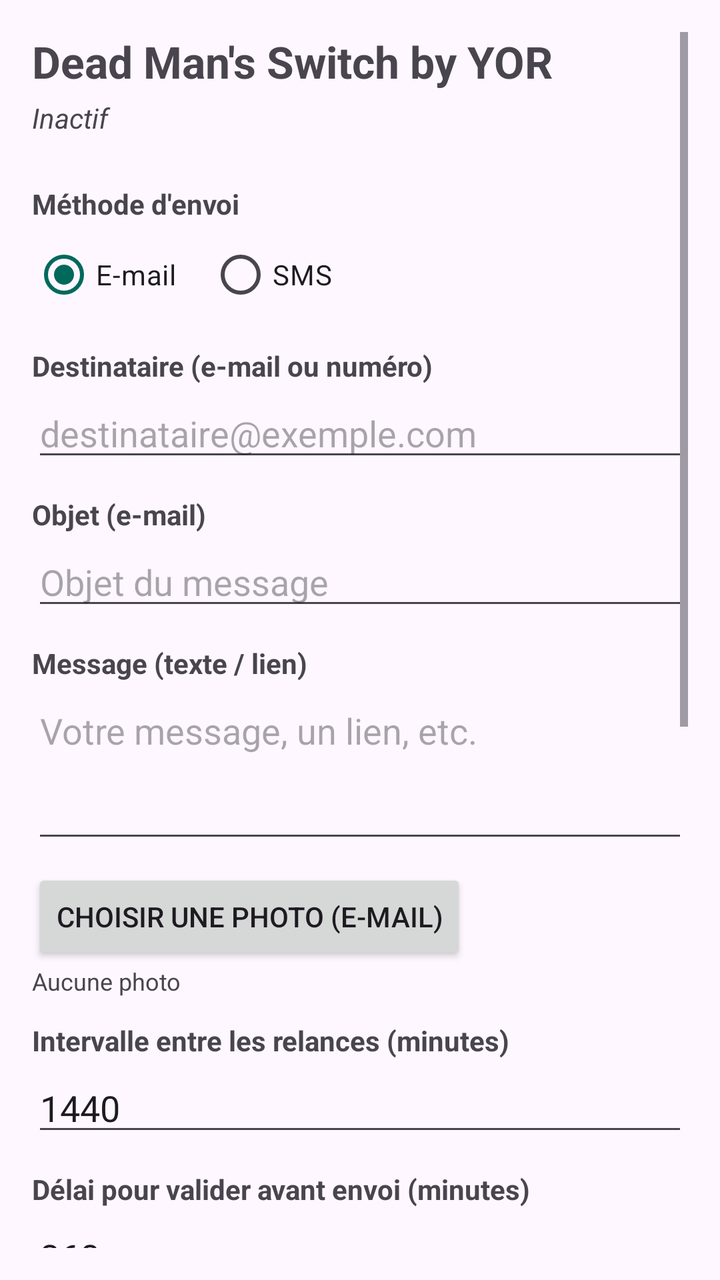
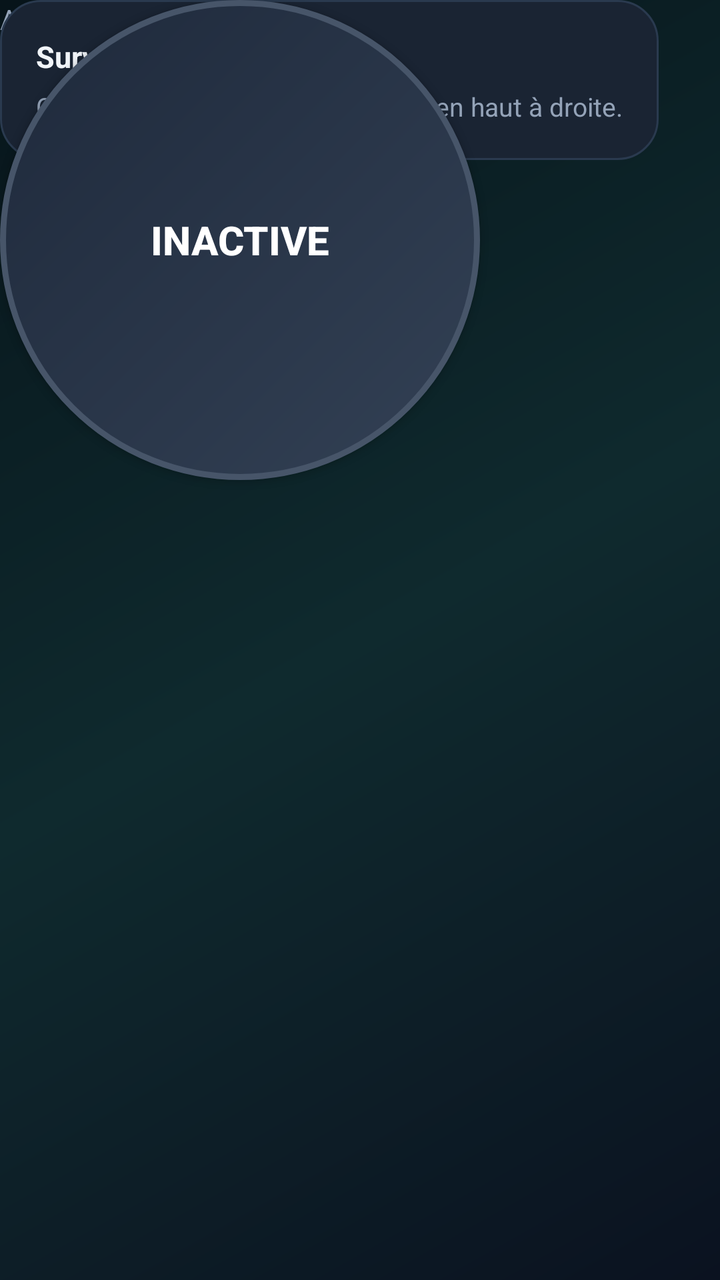

Before-and-after screenshots of an Android layout around one commit, followed by the original layout XML and the change that was made.
<!-- AndroidManifest.xml: application theme Theme.Veille -->
<!-- res/layout/activity_main.xml -->
<?xml version="1.0" encoding="utf-8"?>
<ScrollView xmlns:android="http://schemas.android.com/apk/res/android"
    android:layout_width="match_parent"
    android:layout_height="match_parent"
    android:fillViewport="true"
    android:padding="16dp">

    <LinearLayout
        android:layout_width="match_parent"
        android:layout_height="wrap_content"
        android:orientation="vertical">

        <TextView
            android:layout_width="match_parent"
            android:layout_height="wrap_content"
            android:text="Dead Man\'s Switch by YOR"
            android:textSize="22sp"
            android:textStyle="bold"
            android:paddingBottom="4dp" />

        <TextView
            android:id="@+id/statusView"
            android:layout_width="match_parent"
            android:layout_height="wrap_content"
            android:text="Inactif"
            android:paddingBottom="12dp"
            android:textStyle="italic" />

        <TextView style="@style/Label" android:text="Méthode d'envoi" />
        <RadioGroup
            android:id="@+id/methodGroup"
            android:layout_width="match_parent"
            android:layout_height="wrap_content"
            android:orientation="horizontal">
            <RadioButton android:id="@+id/radioEmail"
                android:layout_width="wrap_content"
                android:layout_height="wrap_content"
                android:text="E-mail" android:checked="true" />
            <RadioButton android:id="@+id/radioSms"
                android:layout_width="wrap_content"
                android:layout_height="wrap_content"
                android:text="SMS"
                android:layout_marginStart="16dp" />
        </RadioGroup>

        <TextView style="@style/Label" android:text="Destinataire (e-mail ou numéro)" />
        <EditText android:id="@+id/recipient"
            android:layout_width="match_parent"
            android:layout_height="wrap_content"
            android:inputType="textEmailAddress"
            android:hint="destinataire@exemple.com" />

        <TextView style="@style/Label" android:text="Objet (e-mail)" />
        <EditText android:id="@+id/subject"
            android:layout_width="match_parent"
            android:layout_height="wrap_content"
            android:inputType="text"
            android:hint="Objet du message" />

        <TextView style="@style/Label" android:text="Message (texte / lien)" />
        <EditText android:id="@+id/messageText"
            android:layout_width="match_parent"
            android:layout_height="wrap_content"
            android:minLines="3"
            android:gravity="top"
            android:inputType="textMultiLine"
            android:hint="Votre message, un lien, etc." />

        <Button android:id="@+id/pickPhoto"
            android:layout_width="wrap_content"
            android:layout_height="wrap_content"
            android:layout_marginTop="8dp"
            android:text="Choisir une photo (e-mail)" />
        <TextView android:id="@+id/photoLabel"
            android:layout_width="match_parent"
            android:layout_height="wrap_content"
            android:text="Aucune photo"
            android:textSize="12sp" />

        <TextView style="@style/Label" android:text="Intervalle entre les relances (minutes)" />
        <EditText android:id="@+id/interval"
            android:layout_width="match_parent"
            android:layout_height="wrap_content"
            android:inputType="number"
            android:text="1440" />

        <TextView style="@style/Label" android:text="Délai pour valider avant envoi (minutes)" />
        <EditText android:id="@+id/grace"
            android:layout_width="match_parent"
            android:layout_height="wrap_content"
            android:inputType="number"
            android:text="360" />

        <LinearLayout android:id="@+id/smtpBlock"
            android:layout_width="match_parent"
            android:layout_height="wrap_content"
            android:orientation="vertical">

            <TextView style="@style/Label" android:text="Serveur SMTP" />
            <EditText android:id="@+id/smtpHost"
                android:layout_width="match_parent"
                android:layout_height="wrap_content"
                android:inputType="textUri"
                android:text="smtp.gmail.com" />

            <TextView style="@style/Label" android:text="Port SMTP (587 = TLS, 465 = SSL)" />
            <EditText android:id="@+id/smtpPort"
                android:layout_width="match_parent"
                android:layout_height="wrap_content"
                android:inputType="number"
                android:text="587" />

            <TextView style="@style/Label" android:text="Identifiant SMTP (votre e-mail)" />
            <EditText android:id="@+id/smtpUser"
                android:layout_width="match_parent"
                android:layout_height="wrap_content"
                android:inputType="textEmailAddress"
                android:hint="vous@gmail.com" />

            <TextView style="@style/Label" android:text="Mot de passe d'application SMTP" />
            <EditText android:id="@+id/smtpPass"
                android:layout_width="match_parent"
                android:layout_height="wrap_content"
                android:inputType="textPassword"
                android:hint="mot de passe d'application" />
        </LinearLayout>

        <Button android:id="@+id/saveBtn"
            android:layout_width="match_parent"
            android:layout_height="wrap_content"
            android:layout_marginTop="16dp"
            android:text="Enregistrer" />

        <Button android:id="@+id/toggleBtn"
            android:layout_width="match_parent"
            android:layout_height="wrap_content"
            android:layout_marginTop="8dp"
            android:text="Activer la veille" />

        <Button android:id="@+id/testBtn"
            android:layout_width="match_parent"
            android:layout_height="wrap_content"
            android:layout_marginTop="8dp"
            android:text="Tester l'envoi maintenant" />

    </LinearLayout>
</ScrollView>
<!-- resources referenced by this layout -->
<resources>
  <style name="Label">
          <item name="android:layout_width">match_parent</item>
          <item name="android:layout_height">wrap_content</item>
          <item name="android:textStyle">bold</item>
          <item name="android:paddingTop">12dp</item>
          <item name="android:paddingBottom">2dp</item>
      </style>
  <style name="Theme.Veille" parent="Theme.Material3.DayNight.NoActionBar">
          <item name="colorPrimary">@color/teal</item>
          <item name="colorPrimaryVariant">@color/teal_dark</item>
      </style>
  <color name="teal">#00695C</color>
  <color name="teal_dark">#003D33</color>
</resources>

<!-- the commit's change to res/layout/activity_main.xml (unified diff, before → after) -->
@@ -1,147 +1,108 @@
 <?xml version="1.0" encoding="utf-8"?>
-<ScrollView xmlns:android="http://schemas.android.com/apk/res/android"
+<androidx.constraintlayout.widget.ConstraintLayout
+    xmlns:android="http://schemas.android.com/apk/res/android"
+    xmlns:app="http://schemas.android.com/apk/res/auto"
     android:layout_width="match_parent"
     android:layout_height="match_parent"
-    android:fillViewport="true"
-    android:padding="16dp">
+    android:background="@drawable/bg_gradient">
 
+    
+    <TextView
+        android:id="@+id/appTitle"
+        android:layout_width="0dp"
+        android:layout_height="wrap_content"
+        android:text="Dead Man's Switch"
+        android:textColor="@color/text_primary"
+        android:textSize="20sp"
+        android:textStyle="bold"
+        android:paddingStart="20dp"
+        android:paddingTop="20dp"
+        app:layout_constraintTop_toTopOf="parent"
+        app:layout_constraintStart_toStartOf="parent"
+        app:layout_constraintEnd_toStartOf="@id/settingsBtn" />
+
+    <ImageButton
+        android:id="@+id/settingsBtn"
+        android:layout_width="48dp"
+        android:layout_height="48dp"
+        android:layout_margin="12dp"
+        android:background="?attr/selectableItemBackgroundBorderless"
+        android:src="@drawable/ic_gear"
+        android:contentDescription="Réglages"
+        app:layout_constraintTop_toTopOf="parent"
+        app:layout_constraintEnd_toEndOf="parent" />
+
+    
+    <TextView
+        android:id="@+id/subTitle"
+        android:layout_width="wrap_content"
+        android:layout_height="wrap_content"
+        android:text="by YOR"
+        android:textColor="@color/text_muted"
+        android:textSize="13sp"
+        android:paddingStart="20dp"
+        app:layout_constraintTop_toBottomOf="@id/appTitle"
+        app:layout_constraintStart_toStartOf="parent" />
+
+    
+    <Button
+        android:id="@+id/powerBtn"
+        android:layout_width="240dp"
+        android:layout_height="240dp"
+        android:background="@drawable/circle_off"
+        android:text="INACTIVE"
+        android:textColor="@color/white"
+        android:textSize="20sp"
+        android:textStyle="bold"
+        android:elevation="12dp"
+        app:layout_constraintTop_toTopOf="parent"
+        app:layout_constraintBottom_toBottomOf="parent"
+        app:layout_constraintStart_toStartOf="parent"
+        app:layout_constraintEnd_toEndOf="parent"
+        app:layout_constraintVertical_bias="0.38" />
+
+    <TextView
+        android:id="@+id/hint"
+        android:layout_width="wrap_content"
+        android:layout_height="wrap_content"
+        android:text="Appuyez pour activer la surveillance"
+        android:textColor="@color/text_muted"
+        android:textSize="14sp"
+        android:layout_marginTop="24dp"
+        app:layout_constraintTop_toBottomOf="@id/powerBtn"
+        app:layout_constraintStart_toStartOf="parent"
+        app:layout_constraintEnd_toEndOf="parent" />
+
+    
     <LinearLayout
-        android:layout_width="match_parent"
+        android:id="@+id/statusCard"
+        android:layout_width="0dp"
         android:layout_height="wrap_content"
-        android:orientation="vertical">
+        android:orientation="vertical"
+        android:background="@drawable/card_bg"
+        android:padding="18dp"
+        android:layout_margin="20dp"
+        app:layout_constraintBottom_toBottomOf="parent"
+        app:layout_constraintStart_toStartOf="parent"
+        app:layout_constraintEnd_toEndOf="parent">
 
         <TextView
+            android:id="@+id/statusLine"
             android:layout_width="match_parent"
             android:layout_height="wrap_content"
-            android:text="Dead Man\'s Switch by YOR"
-            android:textSize="22sp"
-            android:textStyle="bold"
-            android:paddingBottom="4dp" />
+            android:text="Surveillance inactive"
+            android:textColor="@color/text_primary"
+            android:textSize="15sp"
+            android:textStyle="bold" />
 
         <TextView
-            android:id="@+id/statusView"
+            android:id="@+id/statusDetail"
             android:layout_width="match_parent"
             android:layout_height="wrap_content"
-            android:text="Inactif"
-            android:paddingBottom="12dp"
-            android:textStyle="italic" />
+            android:layout_marginTop="6dp"
+            android:text="Configurez l'application via la roue en haut à droite."
+            android:textColor="@color/text_muted"
+            android:textSize="13sp" />
+    </LinearLayout>
 
-        <TextView style="@style/Label" android:text="Méthode d'envoi" />
-        <RadioGroup
-            android:id="@+id/methodGroup"
-            android:layout_width="match_parent"
-            android:layout_height="wrap_content"
-            android:orientation="horizontal">
-            <RadioButton android:id="@+id/radioEmail"
-                android:layout_width="wrap_content"
-                android:layout_height="wrap_content"
-                android:text="E-mail" android:checked="true" />
-            <RadioButton android:id="@+id/radioSms"
-                android:layout_width="wrap_content"
-                android:layout_height="wrap_content"
-                android:text="SMS"
-                android:layout_marginStart="16dp" />
-        </RadioGroup>
-
-        <TextView style="@style/Label" android:text="Destinataire (e-mail ou numéro)" />
-        <EditText android:id="@+id/recipient"
-            android:layout_width="match_parent"
-            android:layout_height="wrap_content"
-            android:inputType="textEmailAddress"
-            android:hint="destinataire@exemple.com" />
-
-        <TextView style="@style/Label" android:text="Objet (e-mail)" />
-        <EditText android:id="@+id/subject"
-            android:layout_width="match_parent"
-            android:layout_height="wrap_content"
-            android:inputType="text"
-            android:hint="Objet du message" />
-
-        <TextView style="@style/Label" android:text="Message (texte / lien)" />
-        <EditText android:id="@+id/messageText"
-            android:layout_width="match_parent"
-            android:layout_height="wrap_content"
-            android:minLines="3"
-            android:gravity="top"
-            android:inputType="textMultiLine"
-            android:hint="Votre message, un lien, etc." />
-
-        <Button android:id="@+id/pickPhoto"
-            android:layout_width="wrap_content"
-            android:layout_height="wrap_content"
-            android:layout_marginTop="8dp"
-            android:text="Choisir une photo (e-mail)" />
-        <TextView android:id="@+id/photoLabel"
-            android:layout_width="match_parent"
-            android:layout_height="wrap_content"
-            android:text="Aucune photo"
-            android:textSize="12sp" />
-
-        <TextView style="@style/Label" android:text="Intervalle entre les relances (minutes)" />
-        <EditText android:id="@+id/interval"
-            android:layout_width="match_parent"
-            android:layout_height="wrap_content"
-            android:inputType="number"
-            android:text="1440" />
-
-        <TextView style="@style/Label" android:text="Délai pour valider avant envoi (minutes)" />
-        <EditText android:id="@+id/grace"
-            android:layout_width="match_parent"
-            android:layout_height="wrap_content"
-            android:inputType="number"
-            android:text="360" />
-
-        <LinearLayout android:id="@+id/smtpBlock"
-            android:layout_width="match_parent"
-            android:layout_height="wrap_content"
-            android:orientation="vertical">
-
-            <TextView style="@style/Label" android:text="Serveur SMTP" />
-            <EditText android:id="@+id/smtpHost"
-                android:layout_width="match_parent"
-                android:layout_height="wrap_content"
-                android:inputType="textUri"
-                android:text="smtp.gmail.com" />
-
-            <TextView style="@style/Label" android:text="Port SMTP (587 = TLS, 465 = SSL)" />
-            <EditText android:id="@+id/smtpPort"
-                android:layout_width="match_parent"
-                android:layout_height="wrap_content"
-                android:inputType="number"
-                android:text="587" />
-
-            <TextView style="@style/Label" android:text="Identifiant SMTP (votre e-mail)" />
-            <EditText android:id="@+id/smtpUser"
-                android:layout_width="match_parent"
-                android:layout_height="wrap_content"
-                android:inputType="textEmailAddress"
-                android:hint="vous@gmail.com" />
-
-            <TextView style="@style/Label" android:text="Mot de passe d'application SMTP" />
-            <EditText android:id="@+id/smtpPass"
-                android:layout_width="match_parent"
-                android:layout_height="wrap_content"
-                android:inputType="textPassword"
-                android:hint="mot de passe d'application" />
-        </LinearLayout>
-
-        <Button android:id="@+id/saveBtn"
-            android:layout_width="match_parent"
-            android:layout_height="wrap_content"
-            android:layout_marginTop="16dp"
-            android:text="Enregistrer" />
-
-        <Button android:id="@+id/toggleBtn"
-            android:layout_width="match_parent"
-            android:layout_height="wrap_content"
-            android:layout_marginTop="8dp"
-            android:text="Activer la veille" />
-
-        <Button android:id="@+id/testBtn"
-            android:layout_width="match_parent"
-            android:layout_height="wrap_content"
-            android:layout_marginTop="8dp"
-            android:text="Tester l'envoi maintenant" />
-
-    </LinearLayout>
-</ScrollView>
+</androidx.constraintlayout.widget.ConstraintLayout>
<!-- resource entries referenced after the edit -->
@@ -1,17 +1,57 @@
 <!-- resources referenced by this layout -->
 <resources>
-  <style name="Label">
-          <item name="android:layout_width">match_parent</item>
-          <item name="android:layout_height">wrap_content</item>
-          <item name="android:textStyle">bold</item>
-          <item name="android:paddingTop">12dp</item>
-          <item name="android:paddingBottom">2dp</item>
+  <color name="text_muted">#94A3B8</color>
+  <color name="text_primary">#F1F5F9</color>
+  <color name="white">#FFFFFFFF</color>
+  <!-- drawable bg_gradient (drawable) -->
+  <?xml version="1.0" encoding="utf-8"?>
+  <shape xmlns:android="http://schemas.android.com/apk/res/android"
+      android:shape="rectangle">
+      <gradient
+          android:startColor="#0B1220"
+          android:centerColor="#0F2A2E"
+          android:endColor="#07141A"
+          android:angle="135" />
+  </shape>
+  <!-- drawable card_bg (drawable) -->
+  <?xml version="1.0" encoding="utf-8"?>
+  <shape xmlns:android="http://schemas.android.com/apk/res/android"
+      android:shape="rectangle">
+      <solid android:color="#1A2433" />
+      <corners android:radius="20dp" />
+      <stroke android:width="1dp" android:color="#2A3A4F" />
+  </shape>
+  <!-- drawable circle_off (drawable) -->
+  <?xml version="1.0" encoding="utf-8"?>
+  <shape xmlns:android="http://schemas.android.com/apk/res/android"
+      android:shape="oval">
+      <gradient
+          android:type="linear"
+          android:startColor="#334155"
+          android:endColor="#1E293B"
+          android:angle="135" />
+      <stroke android:width="3dp" android:color="#475569" />
+  </shape>
+  <!-- drawable ic_gear (drawable) -->
+  <vector xmlns:android="http://schemas.android.com/apk/res/android"
+      android:width="24dp"
+      android:height="24dp"
+      android:viewportWidth="24"
+      android:viewportHeight="24"
+      android:tint="#E2E8F0">
+      <path
+          android:fillColor="#FFFFFF"
+          android:pathData="M19.14,12.94c0.04,-0.3 0.06,-0.61 0.06,-0.94c0,-0.32 -0.02,-0.64 -0.07,-0.94l2.03,-1.58c0.18,-0.14 0.23,-0.41 0.12,-0.61l-1.92,-3.32c-0.12,-0.22 -0.37,-0.29 -0.59,-0.22l-2.39,0.96c-0.5,-0.38 -1.03,-0.7 -1.62,-0.94L14.4,2.81c-0.04,-0.24 -0.24,-0.41 -0.48,-0.41h-3.84c-0.24,0 -0.43,0.17 -0.47,0.41L9.25,5.35C8.66,5.59 8.12,5.92 7.63,6.29L5.24,5.33c-0.22,-0.08 -0.47,0 -0.59,0.22L2.74,8.87C2.62,9.08 2.66,9.34 2.86,9.48l2.03,1.58C4.84,11.36 4.8,11.69 4.8,12s0.02,0.64 0.07,0.94l-2.03,1.58c-0.18,0.14 -0.23,0.41 -0.12,0.61l1.92,3.32c0.12,0.22 0.37,0.29 0.59,0.22l2.39,-0.96c0.5,0.38 1.03,0.7 1.62,0.94l0.36,2.54c0.05,0.24 0.24,0.41 0.48,0.41h3.84c0.24,0 0.44,-0.17 0.47,-0.41l0.36,-2.54c0.59,-0.24 1.13,-0.56 1.62,-0.94l2.39,0.96c0.22,0.08 0.47,0 0.59,-0.22l1.92,-3.32c0.12,-0.22 0.07,-0.47 -0.12,-0.61L19.14,12.94zM12,15.6c-1.98,0 -3.6,-1.62 -3.6,-3.6s1.62,-3.6 3.6,-3.6s3.6,1.62 3.6,3.6S13.98,15.6 12,15.6z" />
+  </vector>
+  <style name="Theme.Veille" parent="Theme.Material3.DayNight.NoActionBar">
+          <item name="colorPrimary">@color/accent</item>
+          <item name="colorPrimaryVariant">@color/teal_dark</item>
+          <item name="android:statusBarColor">@color/bg_dark</item>
+          <item name="android:navigationBarColor">@color/bg_dark</item>
+          <item name="android:windowBackground">@color/bg_dark</item>
       </style>
-  <style name="Theme.Veille" parent="Theme.Material3.DayNight.NoActionBar">
-          <item name="colorPrimary">@color/teal</item>
-          <item name="colorPrimaryVariant">@color/teal_dark</item>
-      </style>
-  <color name="teal">#00695C</color>
-  <color name="teal_dark">#003D33</color>
+  <color name="accent">#34D399</color>
+  <color name="teal_dark">#059669</color>
+  <color name="bg_dark">#0B1220</color>
 </resources>
 
